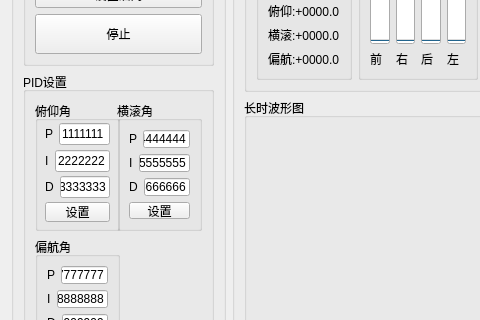
Old version of the form pc/ui/fc_pidWidget.ui in the repository wwkkww1983/flyer; both pictures show x 0 to 480 and y 265 to 585 of the 767 by 686 pixel window.
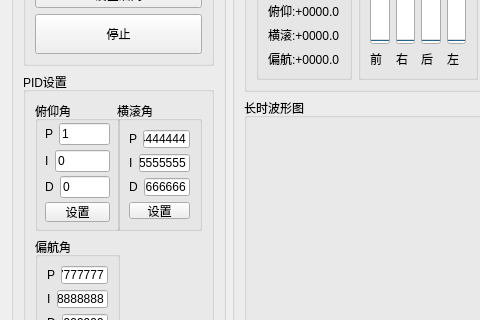
New version of the form.

Commit message: 完善ui

The edit to the form file:
```diff
--- a/pc/ui/fc_pidWidget.ui
+++ b/pc/ui/fc_pidWidget.ui
@@ -297,7 +297,7 @@
              <item>
               <widget class="QLineEdit" name="thetaPLineEdit">
                <property name="text">
-                <string>1111111</string>
+                <string>1</string>
                </property>
               </widget>
              </item>
@@ -323,7 +323,7 @@
              <item>
               <widget class="QLineEdit" name="thetaILineEdit">
                <property name="text">
-                <string>2222222</string>
+                <string>0</string>
                </property>
               </widget>
              </item>
@@ -349,7 +349,7 @@
              <item>
               <widget class="QLineEdit" name="thetaDLineEdit">
                <property name="text">
-                <string>3333333</string>
+                <string>0</string>
                </property>
               </widget>
              </item>
```
